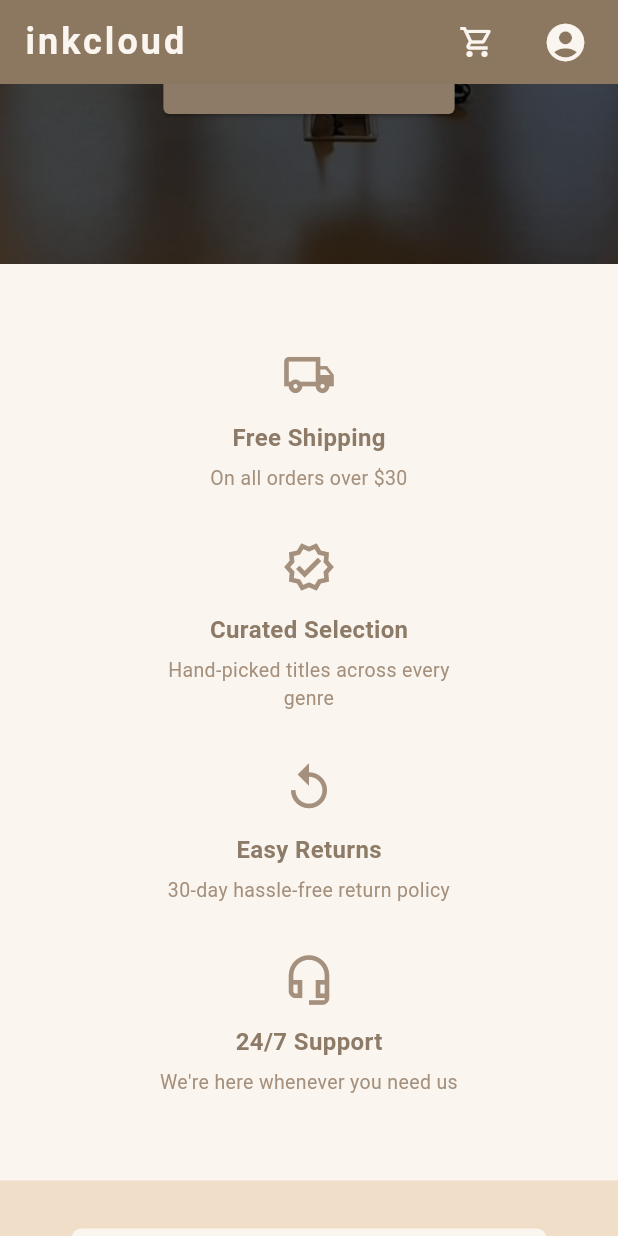
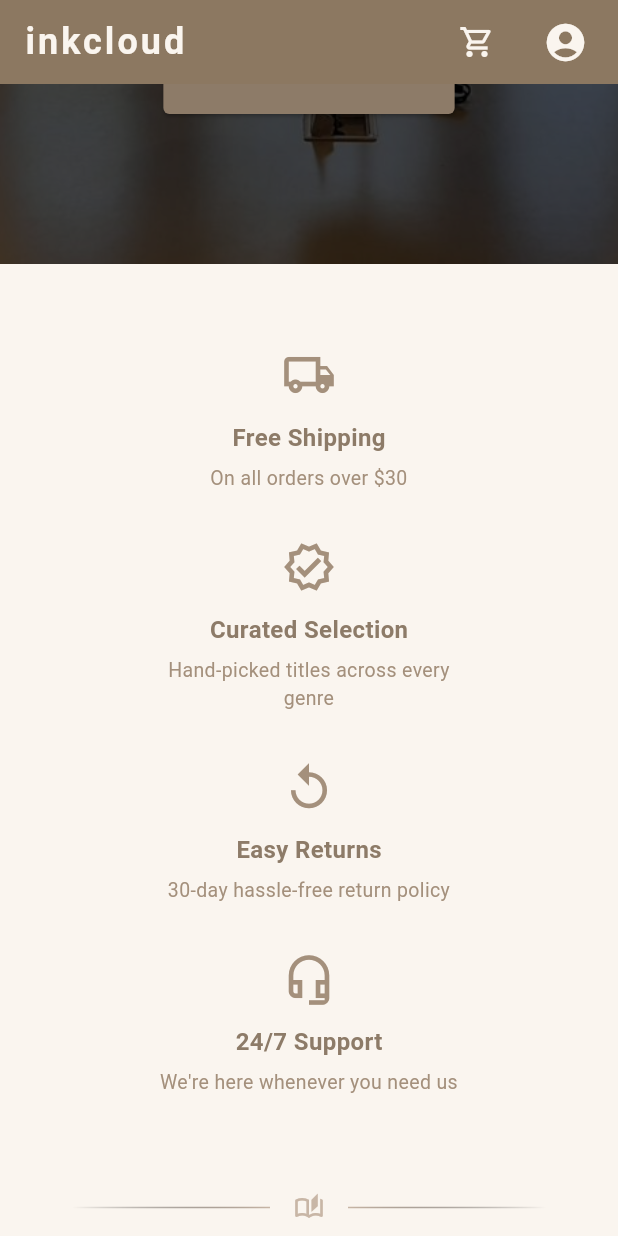
Before and after one commit to ecehankalkan/cs308-group14, a Flutter app: the screen it shows after launch, scrolled down 576 dp, on a phone screen of 412 x 824 dp. Run offline on Flutter 3.47's test engine with Material 3 defaults, Android fonts, the phone set to English and light mode, and no system bars; our stand-ins replace firebase_auth, firebase_core, shared_preferences; accounts and stored records are empty; network calls fail.

Commit message:
Home page cosmetic changes
Just reorganised the homepage a bit to make scrolling a bit more comfortable ( lmk if you have any suggestions)

```diff
--- a/frontend/lib/pages/home_page.dart
+++ b/frontend/lib/pages/home_page.dart
@@ -209,7 +209,44 @@ class _HomePageState extends State<HomePage> {
                 children: [
             _HeroSection(),
             _FeaturesSection(),
-            // ── NEW: search + filter bar ──────────────────────────────────
+            Container(
+              color: _offWhite,
+              padding: const EdgeInsets.symmetric(horizontal: 48, vertical: 8),
+              child: Row(
+                children: [
+                  Expanded(
+                    child: Container(
+                      height: 1,
+                      decoration: BoxDecoration(
+                        gradient: LinearGradient(
+                          colors: [Colors.transparent, _taupe],
+                        ),
+                      ),
+                    ),
+                  ),
+                  const Padding(
+                    padding: EdgeInsets.symmetric(horizontal: 16),
+                    child: Icon(Icons.auto_stories_outlined, color: _taupe, size: 20),
+                  ),
+                  Expanded(
+                    child: Container(
+                      height: 1,
+                      decoration: BoxDecoration(
+                        gradient: LinearGradient(
+                          colors: [_taupe, Colors.transparent],
+                        ),
+                      ),
+                    ),
+                  ),
+                ],
+              ),
+            ),
+            // ── Categories section — tapping filters the books below ──────
+                  _CategoriesSection(
+                    selectedCategory: _selectedCategory,
+                    onCategoryTapped: _onCategoryTapped,
+                  ),
+            // ── Search + filter bar ───────────────────────────────────────
             _SearchFilterBar(
               searchQuery: _searchQuery,
               onSearchChanged: (val) => setState(() => _searchQuery = val),
@@ -226,11 +263,6 @@ class _HomePageState extends State<HomePage> {
             ),
             // ── Featured books now receives the filtered list ─────────────
             _FeaturedBooksSection(products: _filteredProducts),
-            // ── Categories section — tapping filters the books above ──────
-                  _CategoriesSection(
-                    selectedCategory: _selectedCategory,
-                    onCategoryTapped: _onCategoryTapped,
-                  ),
                   _Footer(),
                 ],
               ),
@@ -395,24 +427,10 @@ class _FeaturedBooksSection extends StatelessWidget {
   Widget build(BuildContext context) {
     return Container(
       color: _cream,
-      padding: const EdgeInsets.symmetric(vertical: 64, horizontal: 48),
+      padding: const EdgeInsets.only(top: 24, bottom: 64, left: 48, right: 48),
       child: Column(
         children: [
-          const Text(
-            'Featured Books',
-            style: TextStyle(
-              color: _dark,
-              fontSize: 32,
-              fontWeight: FontWeight.w700,
-              letterSpacing: 1,
-            ),
-          ),
-          const SizedBox(height: 8),
-          const Text(
-            'Handpicked favourites from our collection',
-            style: TextStyle(color: _medium, fontSize: 15),
-          ),
-          const SizedBox(height: 40),
+          const SizedBox(height: 0),
 
           // ── Empty state ─────────────────────────────────────────────────
           if (products.isEmpty)
@@ -626,7 +644,7 @@ class _CategoriesSection extends StatelessWidget {
       child: Column(
         children: [
           const Text(
-            'Browse by Category',
+            'Featured Books',
             style: TextStyle(
               color: _dark,
               fontSize: 32,
@@ -636,7 +654,7 @@ class _CategoriesSection extends StatelessWidget {
           ),
           const SizedBox(height: 8),
           const Text(
-            'Tap a category to filter the books above',
+            'Browse through our handpicked favourites',
             style: TextStyle(color: _medium, fontSize: 14),
           ),
           const SizedBox(height: 40),
```
